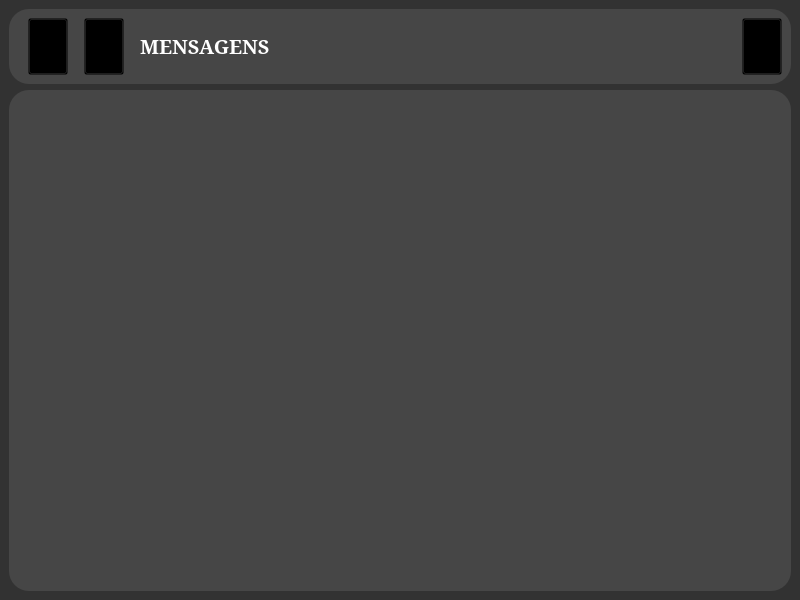
Before: the Qt Designer form frontend/ui/tela_principal/tela_principal.ui in GHRodriguess/WAPI, drawn with Qt 5.
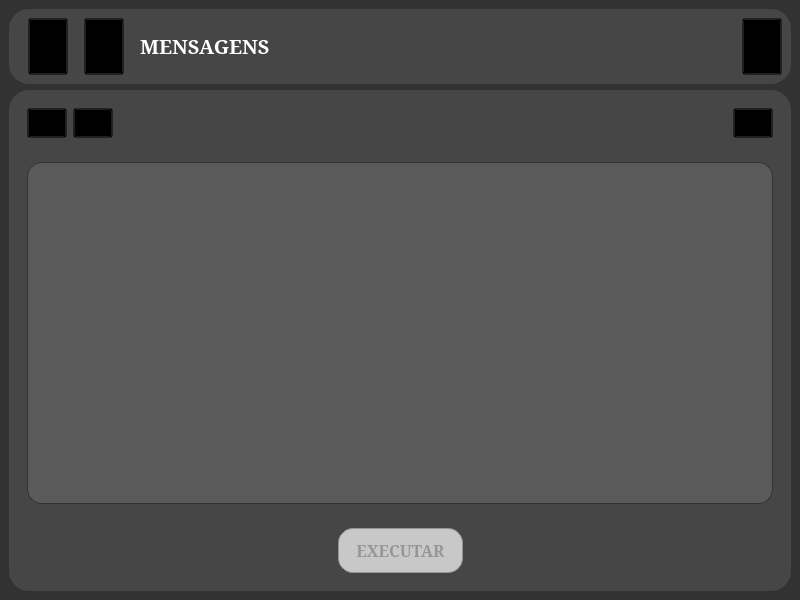
After: the same form once the commit is applied. Icons and pictures are not drawn.

Patch:
```diff
--- a/frontend/ui/tela_principal/tela_principal.ui
+++ b/frontend/ui/tela_principal/tela_principal.ui
@@ -262,6 +262,279 @@
       <property name="frameShadow">
        <enum>QFrame::Raised</enum>
       </property>
+      <layout class="QVBoxLayout" name="verticalLayout_2">
+       <item>
+        <widget class="QFrame" name="frame_3">
+         <property name="maximumSize">
+          <size>
+           <width>16777215</width>
+           <height>50</height>
+          </size>
+         </property>
+         <property name="frameShape">
+          <enum>QFrame::StyledPanel</enum>
+         </property>
+         <property name="frameShadow">
+          <enum>QFrame::Raised</enum>
+         </property>
+         <layout class="QHBoxLayout" name="horizontalLayout_2">
+          <item>
+           <widget class="QPushButton" name="botao_adiciona_item">
+            <property name="minimumSize">
+             <size>
+              <width>30</width>
+              <height>30</height>
+             </size>
+            </property>
+            <property name="focusPolicy">
+             <enum>Qt::NoFocus</enum>
+            </property>
+            <property name="styleSheet">
+             <string notr="true">QPushButton{
+	background-color: transparent;
+	icon: url(:/icons/adiciona_item.svg);
+}
+
+QPushButton:hover{
+	icon: url(:/icons/adiciona_item_hover.svg);
+}</string>
+            </property>
+            <property name="text">
+             <string/>
+            </property>
+            <property name="iconSize">
+             <size>
+              <width>30</width>
+              <height>30</height>
+             </size>
+            </property>
+           </widget>
+          </item>
+          <item>
+           <widget class="QPushButton" name="botao_remove_item">
+            <property name="minimumSize">
+             <size>
+              <width>30</width>
+              <height>30</height>
+             </size>
+            </property>
+            <property name="focusPolicy">
+             <enum>Qt::NoFocus</enum>
+            </property>
+            <property name="styleSheet">
+             <string notr="true">QPushButton{
+	icon: url(:/icons/remove_item.svg);
+	background-color: transparent;
+
+}
+
+QPushButton:hover{
+	icon: url(:/icons/remove_item_hover.svg);
+}</string>
+            </property>
+            <property name="text">
+             <string/>
+            </property>
+            <property name="iconSize">
+             <size>
+              <width>30</width>
+              <height>30</height>
+             </size>
+            </property>
+           </widget>
+          </item>
+          <item>
+           <spacer name="horizontalSpacer_5">
+            <property name="orientation">
+             <enum>Qt::Horizontal</enum>
+            </property>
+            <property name="sizeHint" stdset="0">
+             <size>
+              <width>40</width>
+              <height>20</height>
+             </size>
+            </property>
+           </spacer>
+          </item>
+          <item>
+           <widget class="QPushButton" name="botao_status_contatos">
+            <property name="minimumSize">
+             <size>
+              <width>30</width>
+              <height>30</height>
+             </size>
+            </property>
+            <property name="focusPolicy">
+             <enum>Qt::NoFocus</enum>
+            </property>
+            <property name="styleSheet">
+             <string notr="true">QPushButton{
+	icon: url(:/icons/sem_contatos_selecionados.svg);
+	background-color: transparent;
+
+}
+
+QPushButton:hover{
+	icon: url(:/icons/sem_contatos_selecionados_hover.svg);
+}</string>
+            </property>
+            <property name="text">
+             <string/>
+            </property>
+            <property name="iconSize">
+             <size>
+              <width>30</width>
+              <height>30</height>
+             </size>
+            </property>
+           </widget>
+          </item>
+         </layout>
+        </widget>
+       </item>
+       <item>
+        <widget class="QFrame" name="frame_4">
+         <property name="frameShape">
+          <enum>QFrame::StyledPanel</enum>
+         </property>
+         <property name="frameShadow">
+          <enum>QFrame::Raised</enum>
+         </property>
+         <layout class="QHBoxLayout" name="horizontalLayout_3">
+          <item>
+           <widget class="QListWidget" name="acoes">
+            <property name="font">
+             <font>
+              <family>Garamond</family>
+              <pointsize>12</pointsize>
+              <bold>true</bold>
+             </font>
+            </property>
+            <property name="focusPolicy">
+             <enum>Qt::NoFocus</enum>
+            </property>
+            <property name="autoFillBackground">
+             <bool>false</bool>
+            </property>
+            <property name="styleSheet">
+             <string notr="true">QListWidget {
+    background-color: rgb(90,90,90);
+	color: rgb(255,255,255);
+	border-radius: 15px;
+	border: 1px solid rgb(50,50,50);
+}
+
+QListWidget::item {
+	color: rgb(255,255,255);
+    border-bottom: 1px solid rgb(50,50,50); 
+    padding: 10px;   
+}
+
+QListWidget::item:selected{
+	background-color: rgb(80,80,80);
+	border: none;
+	outline: none
+}
+
+
+</string>
+            </property>
+            <property name="dragDropMode">
+             <enum>QAbstractItemView::InternalMove</enum>
+            </property>
+           </widget>
+          </item>
+         </layout>
+        </widget>
+       </item>
+       <item>
+        <widget class="QFrame" name="frame_5">
+         <property name="minimumSize">
+          <size>
+           <width>0</width>
+           <height>45</height>
+          </size>
+         </property>
+         <property name="frameShape">
+          <enum>QFrame::StyledPanel</enum>
+         </property>
+         <property name="frameShadow">
+          <enum>QFrame::Raised</enum>
+         </property>
+         <layout class="QHBoxLayout" name="horizontalLayout_4">
+          <item>
+           <spacer name="horizontalSpacer_6">
+            <property name="orientation">
+             <enum>Qt::Horizontal</enum>
+            </property>
+            <property name="sizeHint" stdset="0">
+             <size>
+              <width>40</width>
+              <height>20</height>
+             </size>
+            </property>
+           </spacer>
+          </item>
+          <item>
+           <widget class="QPushButton" name="botao_executar">
+            <property name="enabled">
+             <bool>false</bool>
+            </property>
+            <property name="minimumSize">
+             <size>
+              <width>125</width>
+              <height>45</height>
+             </size>
+            </property>
+            <property name="font">
+             <font>
+              <family>Garamond</family>
+              <pointsize>12</pointsize>
+              <bold>true</bold>
+             </font>
+            </property>
+            <property name="focusPolicy">
+             <enum>Qt::NoFocus</enum>
+            </property>
+            <property name="styleSheet">
+             <string notr="true">QPushButton{
+	background-color: rgb(0,0,205);
+	color: rgb(255,255,255);
+	border-radius: 15px;
+}
+
+QPushButton:hover{
+	background-color: rgb(0,0,155);
+}
+
+QPushButton:disabled {
+    background-color: rgb(200,200,200); 
+    color: rgb(150,150,150);  
+    border: 1px solid rgb(150,150,150);
+}</string>
+            </property>
+            <property name="text">
+             <string>EXECUTAR</string>
+            </property>
+           </widget>
+          </item>
+          <item>
+           <spacer name="horizontalSpacer_7">
+            <property name="orientation">
+             <enum>Qt::Horizontal</enum>
+            </property>
+            <property name="sizeHint" stdset="0">
+             <size>
+              <width>40</width>
+              <height>20</height>
+             </size>
+            </property>
+           </spacer>
+          </item>
+         </layout>
+        </widget>
+       </item>
+      </layout>
      </widget>
     </item>
    </layout>
```
Left out of the diff: 9 changed lines with no effect on the pictures.
